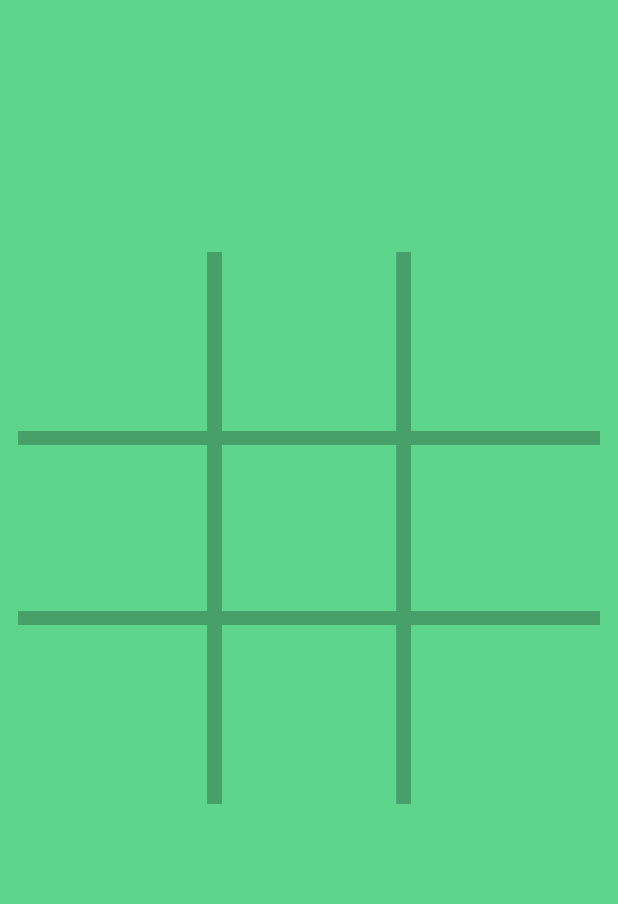
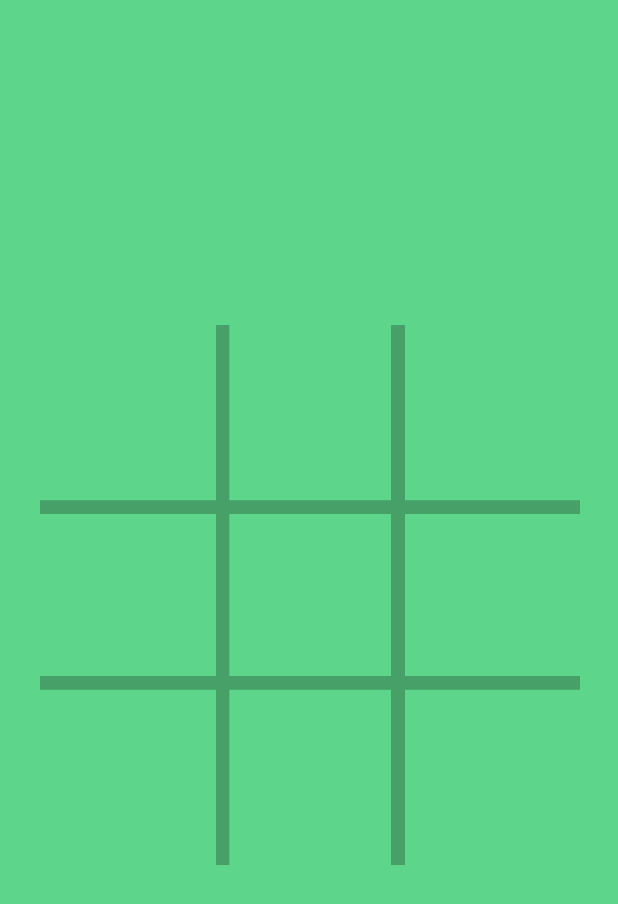
Before and after one commit to QuangTran304/Connect3, an Android app: the screen it shows after launch (MainActivity), on a phone screen of 412 x 824 dp. Shown: the top 904 px of the screen. Run offline under Robolectric (Android 15) with nearby library versions, the phone set to English and light mode, and no system bars.

Commit message:
change from Grid Layout to Constraint Layout.

```diff
--- a/app/src/main/res/layout/activity_main.xml
+++ b/app/src/main/res/layout/activity_main.xml
@@ -7,143 +7,138 @@
     android:background="@color/backgroundDefault"
     tools:context=".MainActivity">
 
-    <androidx.gridlayout.widget.GridLayout
-        android:id="@+id/gridLayout"
-        android:layout_width="0dp"
-        android:layout_height="368dp"
-        android:layout_marginStart="12dp"
-        android:layout_marginLeft="12dp"
-        android:layout_marginTop="168dp"
-        android:layout_marginEnd="12dp"
-        android:layout_marginRight="12dp"
-        android:layout_marginBottom="199dp"
-        android:background="@drawable/board"
-        app:columnCount="3"
-        app:layout_constraintBottom_toBottomOf="parent"
-        app:layout_constraintEnd_toEndOf="parent"
-        app:layout_constraintHorizontal_bias="0.0"
-        app:layout_constraintStart_toStartOf="parent"
-        app:layout_constraintTop_toTopOf="parent"
-        app:layout_constraintVertical_bias="0.0"
-        app:rowCount="3" >
-
     <ImageView
         android:id="@+id/O_1"
         android:layout_width="90dp"
         android:layout_height="90dp"
-            android:layout_marginLeft="16dp"
-            android:layout_marginTop="16dp"
-            android:layout_marginRight="16dp"
-            android:layout_marginBottom="16dp"
-            app:layout_column="0"
-            app:layout_row="0"
+        android:layout_marginStart="11dp"
+        android:layout_marginLeft="11dp"
+        android:layout_marginTop="11dp"
+        android:layout_marginBottom="32dp"
         android:onClick="tapOn"
-            android:tag="0" />
+        android:tag="0"
+        app:layout_constraintBottom_toTopOf="@+id/O_4"
+        app:layout_constraintStart_toStartOf="@+id/imageView"
+        app:layout_constraintTop_toTopOf="@+id/imageView" />
+
+    <ImageView
+        android:id="@+id/O_6"
+        android:layout_width="90dp"
+        android:layout_height="90dp"
+        android:layout_marginStart="34dp"
+        android:layout_marginLeft="34dp"
+        android:layout_marginEnd="12dp"
+        android:layout_marginRight="12dp"
+        android:layout_marginBottom="32dp"
+        android:onClick="tapOn"
+        android:tag="5"
+        app:layout_constraintBottom_toTopOf="@+id/O_9"
+        app:layout_constraintEnd_toEndOf="@+id/imageView"
+        app:layout_constraintStart_toEndOf="@+id/O_5" />
+
+    <ImageView
+        android:id="@+id/O_5"
+        android:layout_width="90dp"
+        android:layout_height="90dp"
+        android:layout_marginStart="33dp"
+        android:layout_marginLeft="33dp"
+        android:onClick="tapOn"
+        android:tag="4"
+        app:layout_constraintBottom_toBottomOf="@+id/O_6"
+        app:layout_constraintStart_toEndOf="@+id/O_4"
+        app:layout_constraintTop_toTopOf="@+id/O_6" />
 
     <ImageView
         android:id="@+id/O_2"
         android:layout_width="90dp"
         android:layout_height="90dp"
-            android:layout_marginLeft="17dp"
-            android:layout_marginRight="17dp"
-            android:layout_marginTop="16dp"
-            android:layout_marginBottom="16dp"
-            app:layout_column="1"
-            app:layout_row="0"
+        android:layout_marginStart="33dp"
+        android:layout_marginLeft="33dp"
         android:onClick="tapOn"
-            android:tag="1" />
+        android:tag="1"
+        app:layout_constraintBottom_toBottomOf="@+id/O_1"
+        app:layout_constraintStart_toEndOf="@+id/O_1"
+        app:layout_constraintTop_toTopOf="@+id/O_1" />
+
+    <ImageView
+        android:id="@+id/O_4"
+        android:layout_width="90dp"
+        android:layout_height="90dp"
+        android:layout_marginStart="11dp"
+        android:layout_marginLeft="11dp"
+        android:layout_marginBottom="32dp"
+        android:onClick="tapOn"
+        android:tag="3"
+        app:layout_constraintBottom_toTopOf="@+id/O_7"
+        app:layout_constraintStart_toStartOf="@+id/imageView"
+        app:layout_constraintTop_toTopOf="@+id/O_5" />
 
     <ImageView
         android:id="@+id/O_3"
         android:layout_width="90dp"
         android:layout_height="90dp"
-            android:layout_marginLeft="16dp"
-            android:layout_marginRight="16dp"
-            android:layout_marginTop="16dp"
-            android:layout_marginBottom="16dp"
-            app:layout_column="2"
-            app:layout_row="0"
+        android:layout_marginStart="34dp"
+        android:layout_marginLeft="34dp"
+        android:layout_marginEnd="12dp"
+        android:layout_marginRight="12dp"
+        android:layout_marginBottom="32dp"
         android:onClick="tapOn"
-            android:tag="2" />
+        android:tag="2"
+        app:layout_constraintBottom_toTopOf="@+id/O_6"
+        app:layout_constraintEnd_toEndOf="@+id/imageView"
+        app:layout_constraintStart_toEndOf="@+id/O_2"
+        app:layout_constraintTop_toTopOf="@+id/O_2" />
 
     <ImageView
-            android:id="@+id/O_4"
+        android:id="@+id/O_9"
         android:layout_width="90dp"
         android:layout_height="90dp"
-            android:layout_marginTop="16dp"
-            android:layout_marginLeft="16dp"
-            android:layout_marginRight="16dp"
-            android:layout_marginBottom="16dp"
-            app:layout_column="0"
-            app:layout_row="1"
+        android:layout_marginStart="34dp"
+        android:layout_marginLeft="34dp"
+        android:layout_marginEnd="12dp"
+        android:layout_marginRight="12dp"
+        android:layout_marginBottom="14dp"
         android:onClick="tapOn"
-            android:tag="3" />
+        android:tag="8"
+        app:layout_constraintBottom_toBottomOf="@+id/imageView"
+        app:layout_constraintEnd_toEndOf="@+id/imageView"
+        app:layout_constraintStart_toEndOf="@+id/O_8" />
 
     <ImageView
-            android:id="@+id/O_5"
+        android:id="@+id/O_8"
         android:layout_width="90dp"
         android:layout_height="90dp"
-            android:layout_marginLeft="17dp"
-            android:layout_marginRight="17dp"
-            android:layout_marginTop="16dp"
-            android:layout_marginBottom="16dp"
-            app:layout_column="1"
-            app:layout_row="1"
+        android:layout_marginStart="33dp"
+        android:layout_marginLeft="33dp"
         android:onClick="tapOn"
-            android:tag="4" />
-
-        <ImageView
-            android:id="@+id/O_6"
-            android:layout_width="90dp"
-            android:layout_height="90dp"
-            android:layout_marginLeft="16dp"
-            android:layout_marginRight="16dp"
-            android:layout_marginTop="16dp"
-            android:layout_marginBottom="16dp"
-            app:layout_column="2"
-            app:layout_row="1"
-            android:onClick="tapOn"
-            android:tag="5" />
+        android:tag="7"
+        app:layout_constraintBottom_toBottomOf="@+id/O_9"
+        app:layout_constraintStart_toEndOf="@+id/O_7"
+        app:layout_constraintTop_toTopOf="@+id/O_9" />
 
     <ImageView
         android:id="@+id/O_7"
         android:layout_width="90dp"
         android:layout_height="90dp"
-            android:layout_marginTop="16dp"
-            android:layout_marginLeft="16dp"
-            android:layout_marginRight="16dp"
-            android:layout_marginBottom="16dp"
-            app:layout_column="0"
-            app:layout_row="2"
+        android:layout_marginStart="11dp"
+        android:layout_marginLeft="11dp"
         android:onClick="tapOn"
-            android:tag="6" />
+        android:tag="6"
+        app:layout_constraintBottom_toBottomOf="@+id/O_8"
+        app:layout_constraintStart_toStartOf="@+id/imageView"
+        app:layout_constraintTop_toTopOf="@+id/O_8" />
 
     <ImageView
-            android:id="@+id/O_8"
-            android:layout_width="90dp"
-            android:layout_height="90dp"
-            android:layout_marginLeft="17dp"
-            android:layout_marginTop="16dp"
-            android:layout_marginRight="17dp"
-            android:layout_marginBottom="16dp"
-            app:layout_column="1"
-            app:layout_row="2"
-            android:onClick="tapOn"
-            android:tag="7" />
+        android:id="@+id/imageView"
+        android:layout_width="360dp"
+        android:layout_height="360dp"
+        android:layout_marginTop="172dp"
+        android:layout_marginBottom="203dp"
+        app:layout_constraintBottom_toBottomOf="parent"
+        app:layout_constraintEnd_toEndOf="parent"
+        app:layout_constraintHorizontal_bias="0.515"
+        app:layout_constraintStart_toStartOf="parent"
+        app:layout_constraintTop_toTopOf="parent"
+        app:srcCompat="@drawable/board" />
 
-        <ImageView
-            android:id="@+id/O_9"
-            android:layout_width="90dp"
-            android:layout_height="90dp"
-            android:layout_marginLeft="16dp"
-            android:layout_marginRight="16dp"
-            android:layout_marginTop="16dp"
-            android:layout_marginBottom="16dp"
-            app:layout_column="2"
-            app:layout_row="2"
-            android:onClick="tapOn"
-            android:tag="8" />
-
-
-    </androidx.gridlayout.widget.GridLayout>
 </androidx.constraintlayout.widget.ConstraintLayout>
```
Lines whose indentation alone changed are shown as unchanged.
